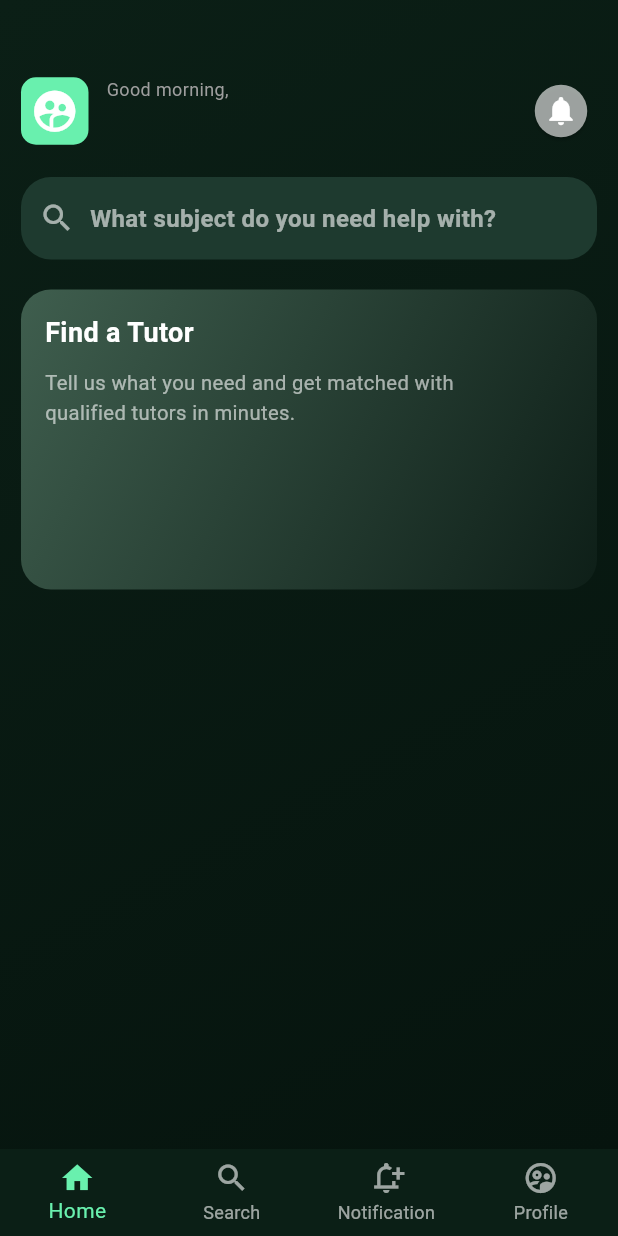
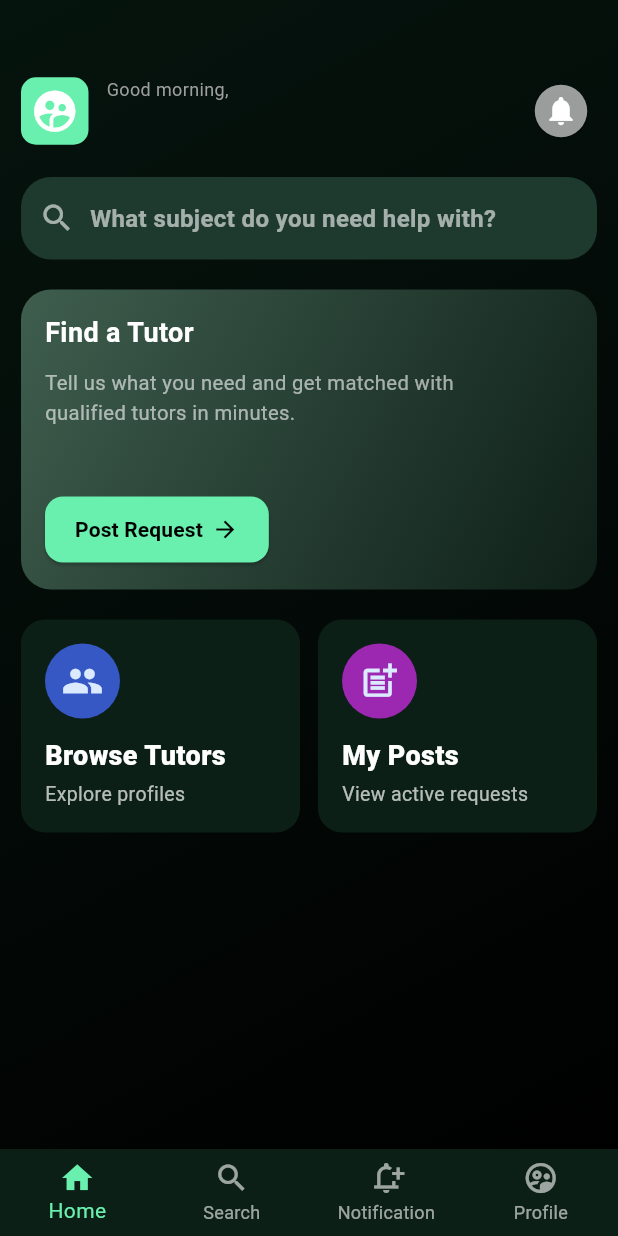
Before and after one commit to TanvirMain49/flutter_final_project, a Flutter app: the AppMainScreen screen opened directly, on a phone screen of 412 x 824 dp. Run offline on Flutter 3.47's test engine with Material 3 defaults, Android fonts, the phone set to English and light mode, and no system bars; our stand-ins replace flutter_dotenv, supabase_flutter; accounts and stored records are empty.

Commit message:
added Browse Tutor and My post cart and some color change

```diff
--- a/lib/core/constants/colors.dart
+++ b/lib/core/constants/colors.dart
@@ -13,6 +13,7 @@ class AppColors {
 
   static const Color white = Colors.white;
   static const Color white60 = Colors.white60;
+  static const Color black = Colors.black;
   static const Color textMuted = Color(0xFF9FB8AE);
 
   static const Color success = Color(0xFF4CAF84);
--- a/lib/core/widgets/gradient_background.dart
+++ b/lib/core/widgets/gradient_background.dart
@@ -15,7 +15,7 @@ class GradientBackground extends StatelessWidget {
         gradient: LinearGradient(
           begin: Alignment.topLeft,
           end: Alignment.bottomRight,
-          colors: [AppColors.primary, AppColors.primaryDark],
+          colors: [AppColors.primaryDark, AppColors.black],
         ),
       ),
       child: child,
--- a/lib/features/student/screen/student_home.dart
+++ b/lib/features/student/screen/student_home.dart
@@ -35,12 +35,38 @@ class StudentHomeScreen extends StatelessWidget {
             SearchField(),
             const SizedBox(height: 20),
             findTutorCard(),
+            const SizedBox(height: 20,),
+            Row(
+              children: [
+                Expanded(
+                  child: simpleCard(
+                    icon: Icons.group,
+                    title: 'Browse Tutors',
+                    subtitle: 'Explore profiles',
+                    iconColor: Color(0xFFDBEAFE),
+                    iconBgColor: Color(0xFF3658C5)
+                  ),
+                ),
+                const SizedBox(width: 12),
+                Expanded(
+                  child: simpleCard(
+                    icon: Icons.post_add,
+                    title: 'My Posts',
+                    subtitle: 'View active requests',
+                    iconColor: Color(0xFFDBEAFE),
+                    iconBgColor: Colors.purple,
+                  ),
+                ),
+              ],
+            ),
           ],
         ),
       ),
     );
   }
 
+
+  // Find a Tutor card
   Container findTutorCard() {
     return Container(
       width: double.infinity,
@@ -75,11 +101,47 @@ class StudentHomeScreen extends StatelessWidget {
               height: 1.5,
             ),
           ),
+
+          const Spacer(),
+
+          Row(
+            children: [
+              ElevatedButton(
+                style: ElevatedButton.styleFrom(
+                  backgroundColor: AppColors.accent,
+                  foregroundColor: Colors.black,
+                  shape: RoundedRectangleBorder(
+                    borderRadius: BorderRadius.circular(12),
+                  ),
+                  padding: const EdgeInsets.symmetric( horizontal: 20, vertical: 12, ),
+                ),
+                  onPressed: (){},
+                  child: const Row(
+                    children: [
+                      Text(
+                        "Post Request",
+                        style: TextStyle(
+                          color: Colors.black,
+                          fontWeight: FontWeight.bold,
+                        ),
+                      ),
+                      SizedBox(width: 6),
+                      Icon(Icons.arrow_forward,
+                          size: 18,
+                          color: Colors.black
+                      ),
+                    ],
+                )
+              )
+            ],
+          )
         ],
       ),
     );
   }
 
+
+  // Student top Navbar
   Center studentTopBar(String displayName) {
     return Center(
       child: Column(
@@ -147,3 +209,55 @@ class StudentHomeScreen extends StatelessWidget {
     );
   }
 }
+
+//Browse Tutor and Post simple card
+Widget simpleCard({
+  required String subtitle,
+  Color iconColor = Colors.black12,
+  required Color iconBgColor,
+  required IconData icon,
+  required String title,
+}){
+  return Container(
+    padding: const EdgeInsets.all(16),
+    decoration: BoxDecoration(
+      color: AppColors.primary,
+      borderRadius: BorderRadius.circular(16),
+    ),
+    child: Column(
+      crossAxisAlignment: CrossAxisAlignment.start,
+      children: [
+        Container(
+          width: 50,
+          height: 50,
+          decoration: BoxDecoration(
+            color: iconBgColor,
+            shape: BoxShape.circle,
+          ),
+          child: Icon(
+            icon,
+            color: iconColor,
+            size: 28,
+          ),
+        ),
+        const SizedBox(height: 12),
+        Text(
+          title,
+          style: const TextStyle(
+            color: Colors.white,
+            fontSize: 18,
+            fontWeight: FontWeight.w800,
+          ),
+        ),
+        const SizedBox(height: 3),
+        Text(
+          subtitle,
+          style: TextStyle(
+            color: Colors.white.withOpacity(0.7),
+            fontSize: 13,
+          ),
+        ),
+      ],
+    )
+  );
+}
```
